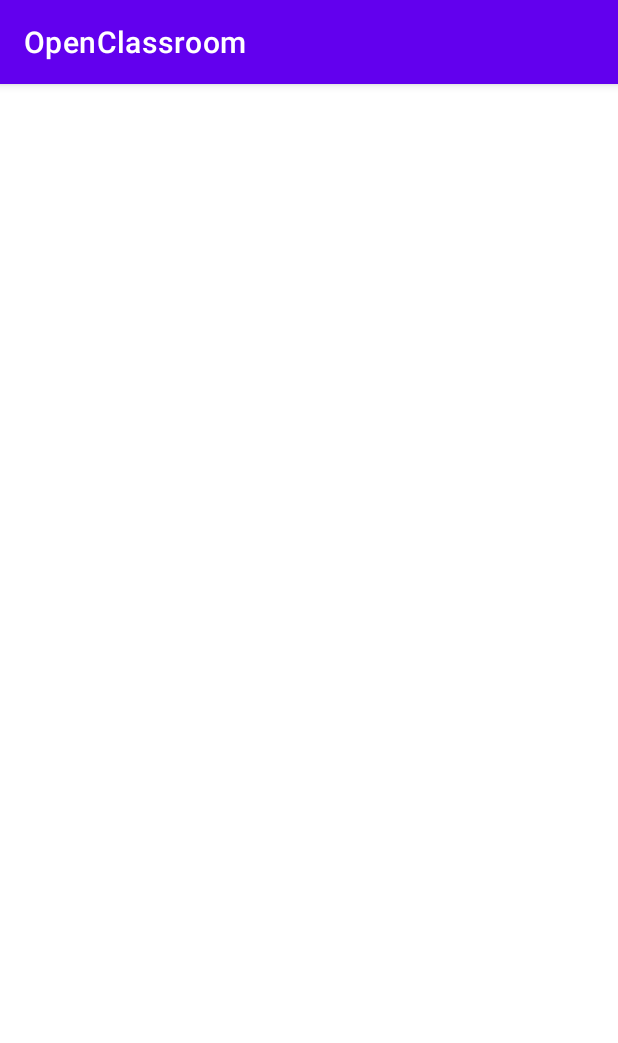
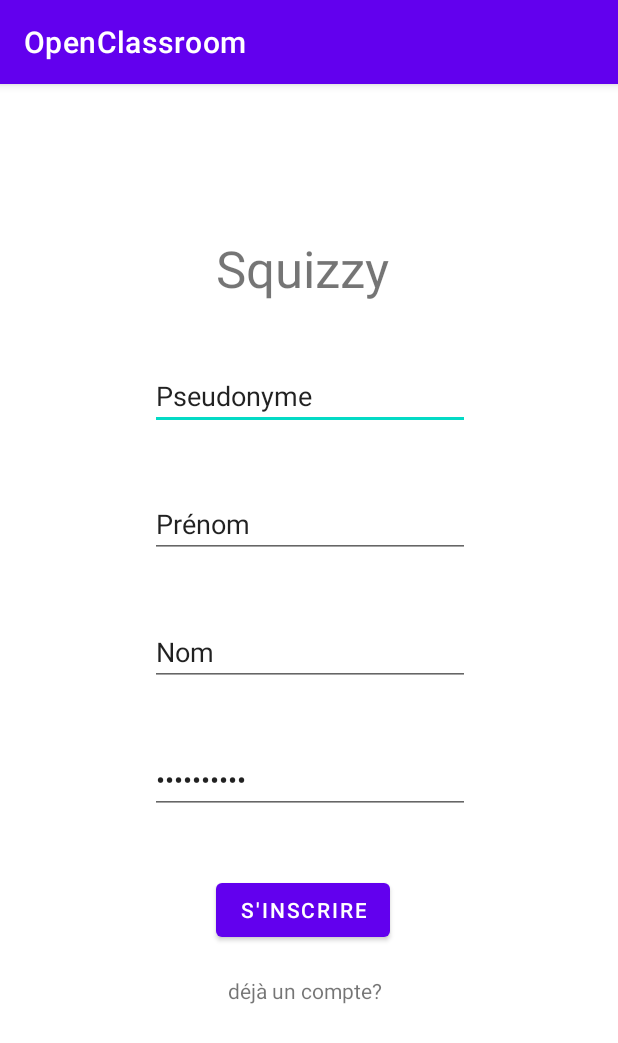
Before and after one commit to Armadindon/AndroidESIEE, an Android app: the SignUp screen opened directly, with no data from a screen before it, on a phone screen of 412 x 824 dp. Shown: the top 1043 px of the screen. Run offline under Robolectric (Android 15) with nearby library versions, the phone set to English and light mode, and no system bars.

Commit message:
sign up layout + strings

```diff
--- a/app/src/main/res/layout/sign_up.xml
+++ b/app/src/main/res/layout/sign_up.xml
@@ -2,8 +2,96 @@
 <androidx.constraintlayout.widget.ConstraintLayout xmlns:android="http://schemas.android.com/apk/res/android"
     xmlns:app="http://schemas.android.com/apk/res-auto"
     xmlns:tools="http://schemas.android.com/tools"
+    android:id="@+id/signUp"
     android:layout_width="match_parent"
     android:layout_height="match_parent"
-    tools:context=".SignUp">
+    tools:context=".SignUp" >
+
+    <TextView
+        android:id="@+id/signup_title"
+        android:layout_width="wrap_content"
+        android:layout_height="wrap_content"
+        android:layout_marginStart="144dp"
+        android:layout_marginTop="100dp"
+        android:text="@string/app_title"
+        android:textSize="34sp"
+        app:layout_constraintStart_toStartOf="parent"
+        app:layout_constraintTop_toTopOf="parent" />
+
+    <EditText
+        android:id="@+id/signup_edittext_login"
+        android:layout_width="wrap_content"
+        android:layout_height="wrap_content"
+        android:layout_marginStart="100dp"
+        android:layout_marginTop="40dp"
+        android:ems="10"
+        android:inputType="text"
+        android:text="@string/signup_login_input_placeholder"
+        app:layout_constraintStart_toStartOf="parent"
+        app:layout_constraintTop_toBottomOf="@+id/signup_title"
+        android:autofillHints="AUTOFILL_HINT_USERNAME"
+        tools:ignore="LabelFor" />
+
+    <EditText
+        android:id="@+id/signup_edittext_firstname"
+        android:layout_width="wrap_content"
+        android:layout_height="wrap_content"
+        android:layout_marginStart="100dp"
+        android:layout_marginTop="40dp"
+        android:ems="10"
+        android:inputType="text"
+        android:text="@string/signup_firstname_input_placeholder"
+        app:layout_constraintStart_toStartOf="parent"
+        app:layout_constraintTop_toBottomOf="@+id/signup_edittext_login"
+        android:autofillHints="AUTOFILL_HINT_GIVEN"
+        tools:ignore="LabelFor" />
+
+    <EditText
+        android:id="@+id/signup_edittext_lastname"
+        android:layout_width="wrap_content"
+        android:layout_height="wrap_content"
+        android:layout_marginStart="100dp"
+        android:layout_marginTop="40dp"
+        android:ems="10"
+        android:inputType="text"
+        android:text="@string/signup_lastname_input_placeholder"
+        app:layout_constraintStart_toStartOf="parent"
+        app:layout_constraintTop_toBottomOf="@+id/signup_edittext_firstname"
+        android:autofillHints="AUTOFILL_HINT_FAMILY"
+        tools:ignore="LabelFor" />
+
+    <EditText
+        android:id="@+id/signup_edittext_password"
+        android:layout_width="wrap_content"
+        android:layout_height="wrap_content"
+        android:layout_marginStart="100dp"
+        android:layout_marginTop="40dp"
+        android:ems="10"
+        android:inputType="textPassword"
+        android:text="@string/signup_password_input_placeholder"
+        app:layout_constraintStart_toStartOf="parent"
+        app:layout_constraintTop_toBottomOf="@+id/signup_edittext_lastname"
+        android:autofillHints="AUTOFILL_HINT_PASSWORD"
+        tools:ignore="LabelFor" />
+
+    <Button
+        android:id="@+id/signup_button_signup"
+        android:layout_width="wrap_content"
+        android:layout_height="wrap_content"
+        android:layout_marginStart="144dp"
+        android:layout_marginTop="40dp"
+        android:text="@string/signup_button_signup_placeholder"
+        app:layout_constraintStart_toStartOf="parent"
+        app:layout_constraintTop_toBottomOf="@+id/signup_edittext_password" />
+
+    <TextView
+        android:id="@+id/signup_link_connection"
+        android:layout_width="wrap_content"
+        android:layout_height="wrap_content"
+        android:layout_marginStart="152dp"
+        android:layout_marginTop="20dp"
+        android:text="@string/signup_link_connection_placeholder"
+        app:layout_constraintStart_toStartOf="parent"
+        app:layout_constraintTop_toBottomOf="@+id/signup_button_signup" />
 
 </androidx.constraintlayout.widget.ConstraintLayout>
--- a/app/src/main/res/values/strings.xml
+++ b/app/src/main/res/values/strings.xml
@@ -44,4 +44,13 @@
     <string name="leaderboard">Classement</string>
     <string name="best_score">Votre meilleur score :</string>
 
+
+    <string name="app_title">Squizzy</string>
+    <string name="signup_login_input_placeholder">Pseudonyme</string>
+    <string name="signup_firstname_input_placeholder">Prénom</string>
+    <string name="signup_lastname_input_placeholder">Nom</string>
+    <string name="signup_password_input_placeholder">••••••••••</string>
+    <string name="signup_button_signup_placeholder">S\'inscrire</string>
+    <string name="signup_link_connection_placeholder">déjà un compte?</string>
+
 </resources>
```
Also changed, not shown: 1 other file.
